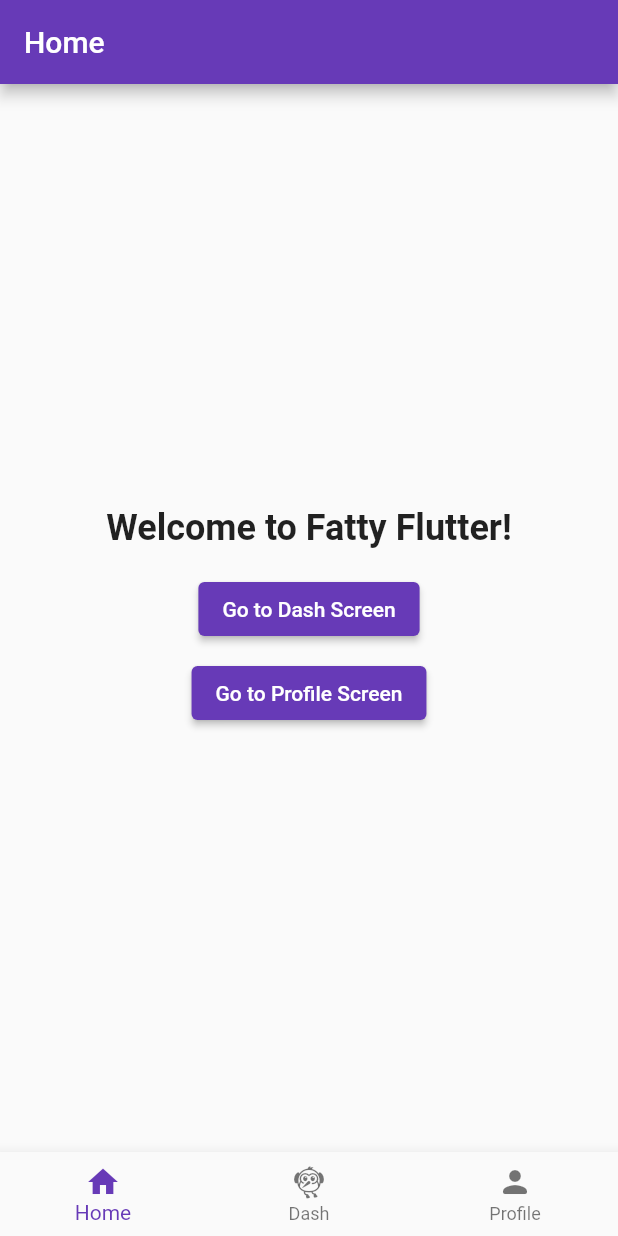
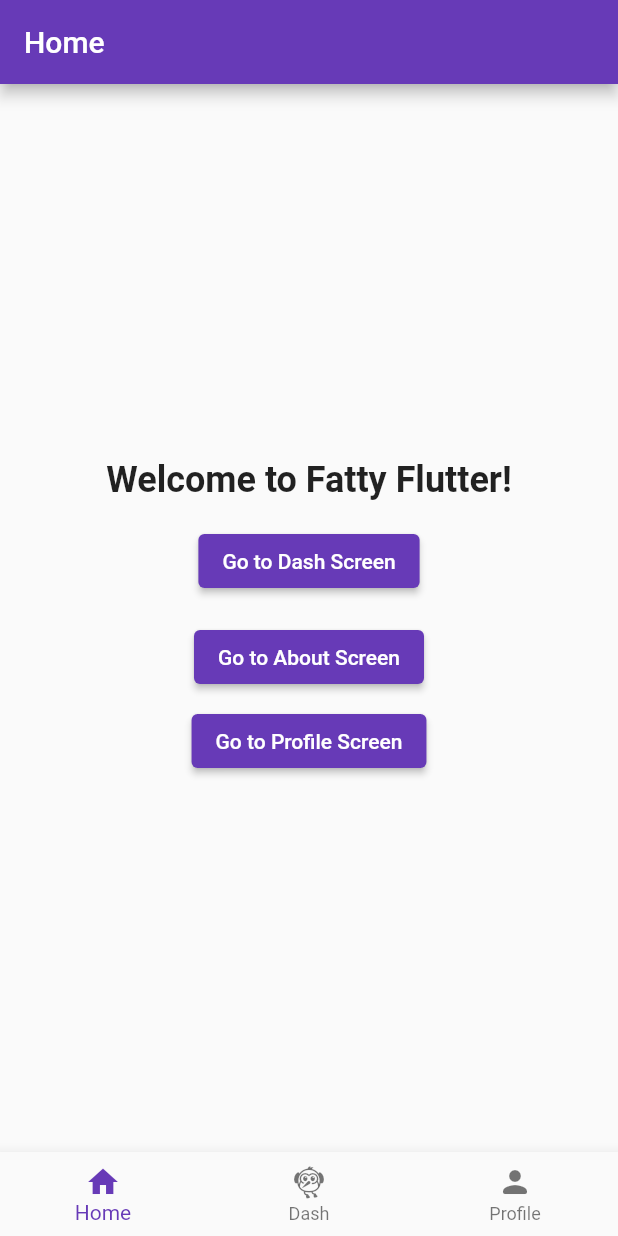
Before and after one commit to belal-bh/fatty-flutter, a Flutter app: the HomeScreen screen opened by its route, on a phone screen of 412 x 824 dp. Run offline on Flutter 3.47's test engine with Material 2 defaults, Android fonts, the phone set to English and light mode, and no system bars; our stand-ins replace go_router, shared_preferences; accounts and stored records are empty.

Commit message:
adds some nested routes example screen

```diff
--- a/lib/constants.dart
+++ b/lib/constants.dart
@@ -1,5 +1,7 @@
 const String rootRouteName = 'root';
 const String homeRouteName = 'home';
+const String homeAboutRouteName = "home-about";
+const String homeAboutDeepRouteName = "home-about-deep";
 const String landingRouteName = 'landing';
 const String loginRouteName = 'login';
 const String signupRouteName = 'signup';
--- a/lib/router.dart
+++ b/lib/router.dart
@@ -7,6 +7,7 @@ import 'package:fatty_flutter/screens/landing.dart';
 import 'package:fatty_flutter/screens/login.dart';
 import 'package:fatty_flutter/screens/profile.dart';
 import 'package:fatty_flutter/screens/signup.dart';
+import 'package:fatty_flutter/widgets/place_holder.dart';
 import 'package:flutter/material.dart';
 import 'package:go_router/go_router.dart';
 
@@ -43,6 +44,33 @@ class AppRouter {
               child: const HomeScreen(),
               key: state.pageKey,
             ),
+            routes: [
+              GoRoute(
+                path: 'about',
+                name: homeAboutRouteName,
+                pageBuilder: (context, state) => MaterialPage(
+                  child: const PlaceHolder(
+                    text: "Welcome to about screen",
+                    title: "About",
+                    navigateTo: homeAboutDeepRouteName,
+                  ),
+                  key: state.pageKey,
+                ),
+                routes: [
+                  GoRoute(
+                    path: 'deep',
+                    name: homeAboutDeepRouteName,
+                    pageBuilder: (context, state) => MaterialPage(
+                      child: const PlaceHolder(
+                        text: "Welcome to about -> deep screen",
+                        title: "About -> Deep",
+                      ),
+                      key: state.pageKey,
+                    ),
+                  ),
+                ],
+              ),
+            ],
           ),
           GoRoute(
             path: '/dash',
--- a/lib/screens/home.dart
+++ b/lib/screens/home.dart
@@ -25,6 +25,14 @@ class HomeScreen extends StatelessWidget {
               },
               child: const Text('Go to Dash Screen'),
             ),
+            const SizedBox(height: 16),
+            ElevatedButton(
+              onPressed: () {
+                // Implement the logic to navigate to the Dash Screen
+                context.goNamed(homeAboutRouteName);
+              },
+              child: const Text('Go to About Screen'),
+            ),
             const SizedBox(height: 8),
             ElevatedButton(
               onPressed: () {
```
Also changed, not shown: lib/auth_state.dart (+7 -0 lines), lib/models/auth_model.dart (+1 -10 lines), lib/screens/login.dart (+13 -5 lines), lib/widgets/place_holder.dart (added, +45 -0 lines).
